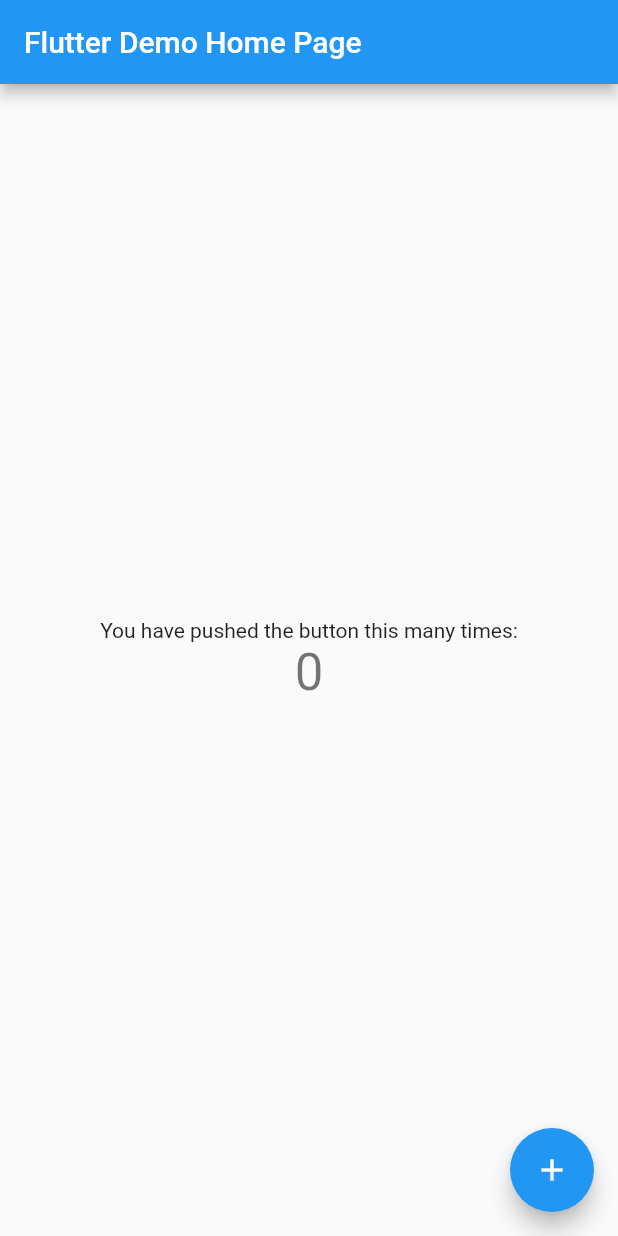
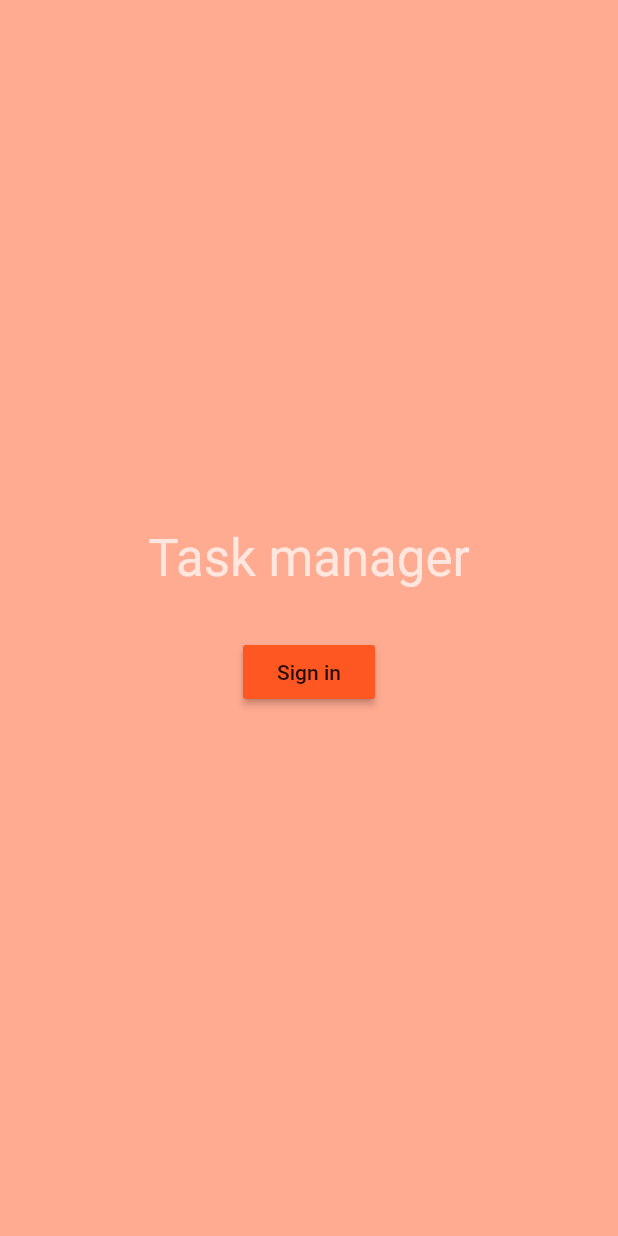
Before and after one commit to SERDUN/product_manager, a Flutter app: the screen it shows after launch, on a phone screen of 412 x 824 dp. Run offline on Flutter 3.47's test engine with Material 2 defaults, Android fonts, the phone set to English and light mode, and no system bars.

Commit message:
-added auth page and products page

```diff
--- a/lib/main.dart
+++ b/lib/main.dart
@@ -1,69 +1,19 @@
 import 'package:flutter/material.dart';
+import 'package:flutter_course/ui/pages/auth_page.dart';
 
-void main() => runApp(MyApp());
+void main() {
+  runApp(MyApp());
+}
 
 class MyApp extends StatelessWidget {
   @override
   Widget build(BuildContext context) {
     return MaterialApp(
-      title: 'Flutter Demo',
       theme: ThemeData(
-
-        // is not restarted.
-        primarySwatch: Colors.blue,
-      ),
-      home: MyHomePage(title: 'Flutter Demo Home Page'),
+          brightness: Brightness.light,
+          primarySwatch: Colors.deepOrange,
+          accentColor: Colors.deepPurple),
+      home: AuthPage(),
     );
   }
 }
-
-class MyHomePage extends StatefulWidget {
-  MyHomePage({Key key, this.title}) : super(key: key);
-
-  final String title;
-
-  @override
-  _MyHomePageState createState() => _MyHomePageState();
-}
-
-class _MyHomePageState extends State<MyHomePage> {
-  int _counter = 0;
-
-  void _incrementCounter() {
-    setState(() {
-
-      _counter++;
-    });
-  }
-
-  @override
-  Widget build(BuildContext context) {
-
-    return Scaffold(
-      appBar: AppBar(
-
-        title: Text(widget.title),
-      ),
-      body: Center(
-
-        child: Column(
-          mainAxisAlignment: MainAxisAlignment.center,
-          children: <Widget>[
-            Text(
-              'You have pushed the button this many times:',
-            ),
-            Text(
-              '$_counter',
-              style: Theme.of(context).textTheme.display1,
-            ),
-          ],
-        ),
-      ),
-      floatingActionButton: FloatingActionButton(
-        onPressed: _incrementCounter,
-        tooltip: 'Increment',
-        child: Icon(Icons.add),
-      ), // This trailing comma makes auto-formatting nicer for build methods.
-    );
-  }
-}
--- /dev/null
+++ b/lib/ui/pages/auth_page.dart
@@ -0,0 +1,45 @@
+import 'package:flutter/cupertino.dart';
+import 'package:flutter/material.dart';
+import 'package:flutter_course/ui/pages/products_page.dart';
+
+class AuthPage extends StatelessWidget {
+  static const String TEXT_PAGE_TITLE = "Task manager";
+  static const String BUTTON_SIGN_IN_TITLE = "Sign in";
+  static const double TEXT_PAGE_TITLE_BOTTOM_PADING = 32;
+
+  @override
+  Widget build(BuildContext context) {
+    return Scaffold(
+      backgroundColor: Theme.of(context).backgroundColor,
+      body: Center(
+        child: Column(
+          mainAxisAlignment: MainAxisAlignment.center,
+          crossAxisAlignment: CrossAxisAlignment.center,
+          children: <Widget>[
+            Container(
+              padding: EdgeInsets.only(bottom: TEXT_PAGE_TITLE_BOTTOM_PADING),
+              child: Text(
+                TEXT_PAGE_TITLE,
+                style: Theme.of(context).accentTextTheme.display1,
+              ),
+            ),
+            buildSignInButton(context),
+          ],
+        ),
+      ),
+    );
+  }
+
+  RaisedButton buildSignInButton(BuildContext context) {
+    return RaisedButton(
+      color: Theme.of(context).primaryColor,
+      child: Text(BUTTON_SIGN_IN_TITLE),
+      onPressed: () {
+        Navigator.pushReplacement(context,
+            MaterialPageRoute(builder: (BuildContext app) {
+          return ProductsPage();
+        }));
+      },
+    );
+  }
+}
```
Also changed, not shown: lib/repository/dto/ProductDTO.dart (added, +17 -0 lines), lib/ui/components/product_controller.dart (added, +30 -0 lines), lib/ui/components/product_list.dart (added, +63 -0 lines), lib/ui/components/product_manager.dart (added, +38 -0 lines), lib/ui/pages/products_page.dart (added, +36 -0 lines), pubspec.yaml (+5 -20 lines), assets/food.jpg (added), 1 other file.
